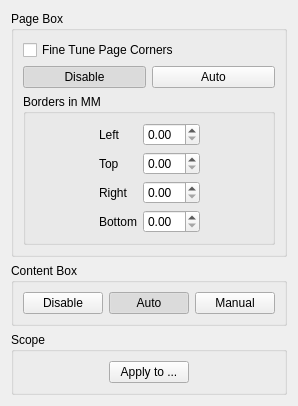
Before: the Qt Designer form filters/select_content/ui/SelectContentOptionsWidget.ui in 4lex4/scantailor-advanced, drawn with Qt 5.
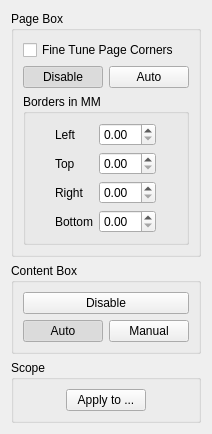
After: the same form once the commit is applied.

The edit to the form file:
```diff
--- a/filters/select_content/ui/SelectContentOptionsWidget.ui
+++ b/filters/select_content/ui/SelectContentOptionsWidget.ui
@@ -6,8 +6,8 @@
    <rect>
     <x>0</x>
     <y>0</y>
-    <width>292</width>
-    <height>361</height>
+    <width>202</width>
+    <height>403</height>
    </rect>
   </property>
   <property name="windowTitle">
@@ -158,21 +158,8 @@
      <property name="title">
       <string>Content Box</string>
      </property>
-     <layout class="QHBoxLayout">
-      <item>
-       <spacer>
-        <property name="orientation">
-         <enum>Qt::Horizontal</enum>
-        </property>
-        <property name="sizeHint" stdset="0">
-         <size>
-          <width>1</width>
-          <height>20</height>
-         </size>
-        </property>
-       </spacer>
-      </item>
-      <item>
+     <layout class="QGridLayout" name="gridLayout_2">
+      <item row="0" column="1" colspan="2">
        <widget class="QPushButton" name="disableBtn">
         <property name="text">
          <string>Disable</string>
@@ -185,7 +172,7 @@
         </property>
        </widget>
       </item>
-      <item>
+      <item row="1" column="1">
        <widget class="QPushButton" name="autoBtn">
         <property name="text">
          <string>Auto</string>
@@ -201,7 +188,7 @@
         </property>
        </widget>
       </item>
-      <item>
+      <item row="1" column="2">
        <widget class="QPushButton" name="manualBtn">
         <property name="text">
          <string>Manual</string>
@@ -214,19 +201,6 @@
         </property>
        </widget>
       </item>
-      <item>
-       <spacer>
-        <property name="orientation">
-         <enum>Qt::Horizontal</enum>
-        </property>
-        <property name="sizeHint" stdset="0">
-         <size>
-          <width>1</width>
-          <height>20</height>
-         </size>
-        </property>
-       </spacer>
-      </item>
      </layout>
     </widget>
    </item>
```
